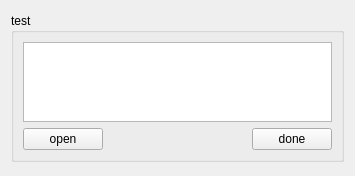
Old version of the form lib-ui/textBox.ui in the repository aumanimationstudios/tray-server.
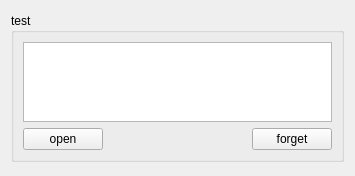
New version of the form.

Diff of the .ui file:
```diff
--- a/lib-ui/textBox.ui
+++ b/lib-ui/textBox.ui
@@ -84,7 +84,7 @@
         <item>
          <widget class="QPushButton" name="pushButton_done">
           <property name="text">
-           <string>done</string>
+           <string>forget</string>
           </property>
          </widget>
         </item>
```
Left out of the diff: 3 changed lines with no effect on the pictures.
